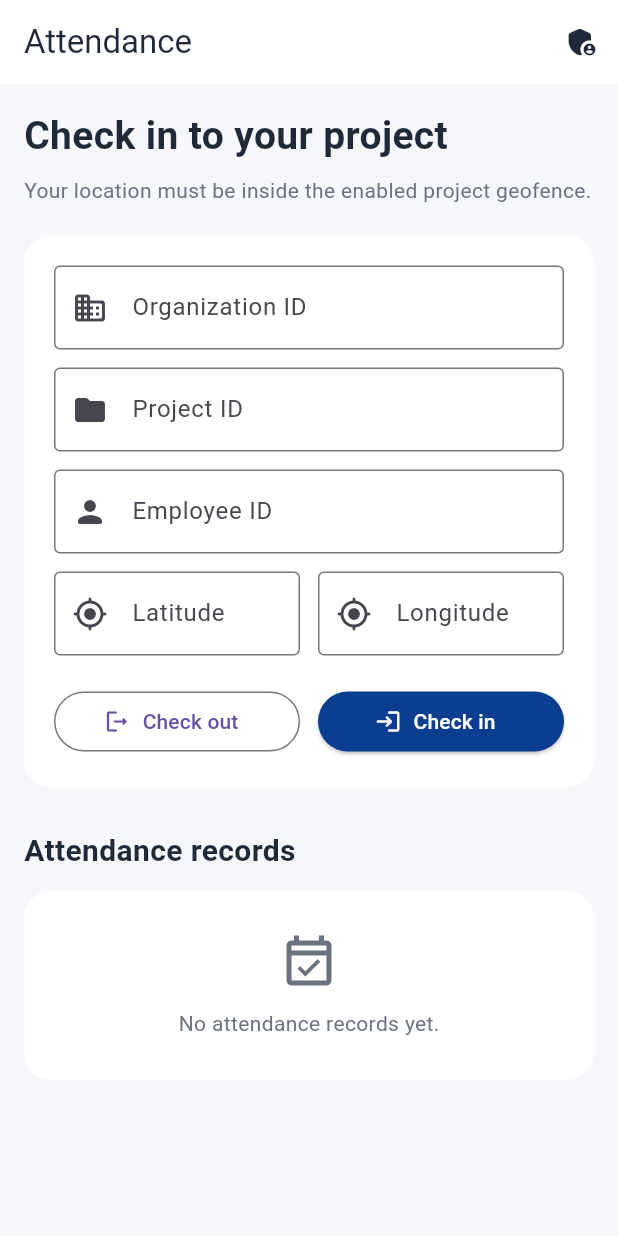
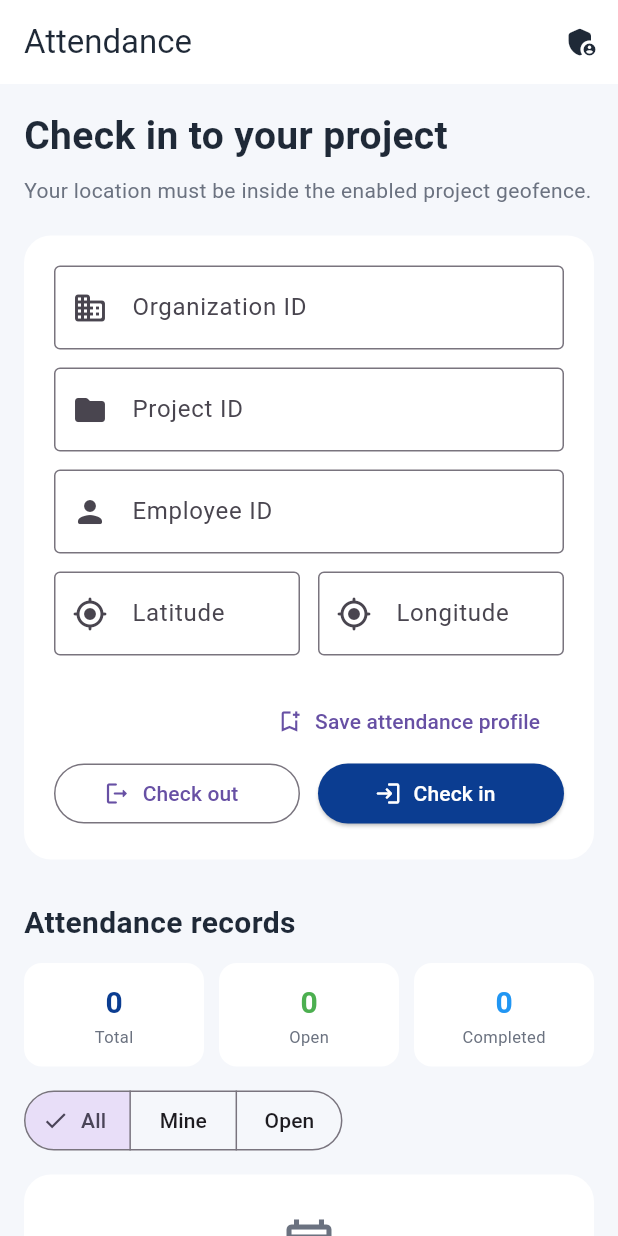
Before and after one commit to georgeyoussef393-tech/StructFlow, a Flutter app: the AttendanceScreen screen opened by its route, on a phone screen of 412 x 824 dp. Run offline on Flutter 3.47's test engine with Material 3 defaults, Android fonts, the phone set to English and light mode, and no system bars; our stand-ins replace go_router, shared_preferences; accounts and stored records are empty.

Commit message:
Build attendance permissions geofence and records

```diff
--- /dev/null
+++ b/lib/features/attendance/models/attendance_context_model.dart
@@ -0,0 +1,39 @@
+class AttendanceContextModel {
+  final String organizationId;
+  final String projectId;
+  final String userId;
+  final double? latitude;
+  final double? longitude;
+
+  const AttendanceContextModel({
+    this.organizationId = '',
+    this.projectId = '',
+    this.userId = '',
+    this.latitude,
+    this.longitude,
+  });
+
+  bool get hasIdentity =>
+      organizationId.isNotEmpty && projectId.isNotEmpty && userId.isNotEmpty;
+
+  bool get hasLocation => latitude != null && longitude != null;
+
+  bool get hasValidLocation =>
+      hasLocation && latitude! >= -90 && latitude! <= 90 && longitude! >= -180 && longitude! <= 180;
+
+  Map<String, dynamic> toJson() => {
+        'organizationId': organizationId,
+        'projectId': projectId,
+        'userId': userId,
+        'latitude': latitude,
+        'longitude': longitude,
+      };
+
+  factory AttendanceContextModel.fromJson(Map<String, dynamic> json) => AttendanceContextModel(
+        organizationId: json['organizationId'] as String? ?? '',
+        projectId: json['projectId'] as String? ?? '',
+        userId: json['userId'] as String? ?? '',
+        latitude: (json['latitude'] as num?)?.toDouble(),
+        longitude: (json['longitude'] as num?)?.toDouble(),
+      );
+}
--- /dev/null
+++ b/lib/features/attendance/repositories/attendance_context_repository.dart
@@ -0,0 +1,35 @@
+import 'dart:convert';
+
+import 'package:flutter/foundation.dart';
+import 'package:shared_preferences/shared_preferences.dart';
+import 'package:structflow/features/attendance/models/attendance_context_model.dart';
+
+class AttendanceContextRepository extends ChangeNotifier {
+  AttendanceContextRepository._();
+
+  static const _storageKey = 'structflow_attendance_context';
+  static final instance = AttendanceContextRepository._();
+  AttendanceContextModel _context = const AttendanceContextModel();
+
+  AttendanceContextModel get context => _context;
+
+  Future<void> save(AttendanceContextModel context) async {
+    _context = context;
+    await (await SharedPreferences.getInstance()).setString(
+      _storageKey,
+      jsonEncode(context.toJson()),
+    );
+    notifyListeners();
+  }
+
+  Future<void> load() async {
+    final value = (await SharedPreferences.getInstance()).getString(_storageKey);
+    if (value == null) return;
+    try {
+      _context = AttendanceContextModel.fromJson(Map<String, dynamic>.from(jsonDecode(value) as Map));
+      notifyListeners();
+    } catch (_) {
+      // Keep an empty context if saved content is invalid.
+    }
+  }
+}
--- a/lib/features/attendance/screens/attendance_screen.dart
+++ b/lib/features/attendance/screens/attendance_screen.dart
@@ -2,7 +2,9 @@ import 'package:flutter/material.dart';
 import 'package:go_router/go_router.dart';
 
 import 'package:structflow/core/theme/app_colors.dart';
+import 'package:structflow/features/attendance/models/attendance_context_model.dart';
 import 'package:structflow/features/attendance/models/attendance_record_model.dart';
+import 'package:structflow/features/attendance/repositories/attendance_context_repository.dart';
 import 'package:structflow/features/attendance/repositories/attendance_repository.dart';
 
 class AttendanceScreen extends StatefulWidget {
@@ -20,11 +22,22 @@ class _AttendanceScreenState extends State<AttendanceScreen> {
   final _latitudeController = TextEditingController();
   final _longitudeController = TextEditingController();
   bool _isSaving = false;
+  String _recordFilter = 'All';
 
   @override
   void initState() {
     super.initState();
     _repository.addListener(_onChanged);
+    _loadContext();
+  }
+
+  void _loadContext() {
+    final context = AttendanceContextRepository.instance.context;
+    _organizationController.text = context.organizationId;
+    _projectController.text = context.projectId;
+    _userController.text = context.userId;
+    _latitudeController.text = context.latitude?.toString() ?? '';
+    _longitudeController.text = context.longitude?.toString() ?? '';
   }
 
   @override
@@ -55,6 +68,15 @@ class _AttendanceScreenState extends State<AttendanceScreen> {
     }
 
     setState(() => _isSaving = true);
+    await AttendanceContextRepository.instance.save(
+      AttendanceContextModel(
+        organizationId: _organizationController.text.trim(),
+        projectId: _projectController.text.trim(),
+        userId: _userController.text.trim(),
+        latitude: latitude,
+        longitude: longitude,
+      ),
+    );
     final record = checkIn
         ? await _repository.checkIn(
             organizationId: _organizationController.text.trim(),
@@ -87,7 +109,7 @@ class _AttendanceScreenState extends State<AttendanceScreen> {
 
   @override
   Widget build(BuildContext context) {
-    final records = _repository.records.reversed.toList();
+    final records = _visibleRecords();
     return Scaffold(
       backgroundColor: const Color(0xffF5F7FB),
       appBar: AppBar(
@@ -130,6 +152,18 @@ class _AttendanceScreenState extends State<AttendanceScreen> {
                       style: TextStyle(fontSize: 20, fontWeight: FontWeight.bold, color: AppColors.textDark),
                     ),
                     const SizedBox(height: 12),
+                    _buildSummary(records),
+                    const SizedBox(height: 12),
+                    SegmentedButton<String>(
+                      segments: const [
+                        ButtonSegment(value: 'All', label: Text('All')),
+                        ButtonSegment(value: 'Mine', label: Text('Mine')),
+                        ButtonSegment(value: 'Open', label: Text('Open')),
+                      ],
+                      selected: {_recordFilter},
+                      onSelectionChanged: (selection) => setState(() => _recordFilter = selection.first),
+                    ),
+                    const SizedBox(height: 12),
                     if (records.isEmpty)
                       _buildEmptyState()
                     else
@@ -163,6 +197,14 @@ class _AttendanceScreenState extends State<AttendanceScreen> {
               ],
             ),
             const SizedBox(height: 20),
+            Align(
+              alignment: Alignment.centerRight,
+              child: TextButton.icon(
+                onPressed: _saveContext,
+                icon: const Icon(Icons.bookmark_add_outlined),
+                label: const Text('Save attendance profile'),
+              ),
+            ),
             Row(
               children: [
                 Expanded(
@@ -189,6 +231,29 @@ class _AttendanceScreenState extends State<AttendanceScreen> {
           ],
         ),
       );
+
+  Future<void> _saveContext() async {
+    final latitude = double.tryParse(_latitudeController.text.trim());
+    final longitude = double.tryParse(_longitudeController.text.trim());
+    if (_organizationController.text.trim().isEmpty ||
+        _projectController.text.trim().isEmpty ||
+        _userController.text.trim().isEmpty ||
+        latitude == null ||
+        longitude == null) {
+      _showMessage('Complete the profile fields before saving.');
+      return;
+    }
+    await AttendanceContextRepository.instance.save(
+      AttendanceContextModel(
+        organizationId: _organizationController.text.trim(),
+        projectId: _projectController.text.trim(),
+        userId: _userController.text.trim(),
+        latitude: latitude,
+        longitude: longitude,
+      ),
+    );
+    _showMessage('Attendance profile saved.');
+  }
 
   Widget _field(TextEditingController controller, String label, IconData icon, {bool number = false}) => TextField(
         controller: controller,
@@ -222,5 +287,40 @@ class _AttendanceScreenState extends State<AttendanceScreen> {
         ),
       );
 
+  List<AttendanceRecordModel> _visibleRecords() {
+    final userId = _userController.text.trim();
+    final records = _repository.records.reversed.where((record) {
+      if (_recordFilter == 'Mine' && record.userId != userId) return false;
+      if (_recordFilter == 'Open' && !record.isOpen) return false;
+      return true;
+    }).toList();
+    return records;
+  }
+
+  Widget _buildSummary(List<AttendanceRecordModel> records) {
+    final open = records.where((record) => record.isOpen).length;
+    final completed = records.length - open;
+    return Row(
+      children: [
+        Expanded(child: _metric('Total', records.length, AppColors.primary)),
+        const SizedBox(width: 10),
+        Expanded(child: _metric('Open', open, Colors.green)),
+        const SizedBox(width: 10),
+        Expanded(child: _metric('Completed', completed, Colors.blue)),
+      ],
+    );
+  }
+
+  Widget _metric(String label, int value, Color color) => Container(
+        padding: const EdgeInsets.all(12),
+        decoration: BoxDecoration(color: Colors.white, borderRadius: BorderRadius.circular(12)),
+        child: Column(
+          children: [
+            Text('$value', style: TextStyle(fontSize: 20, fontWeight: FontWeight.bold, color: color)),
+            Text(label, style: const TextStyle(fontSize: 11, color: AppColors.textLight)),
+          ],
+        ),
+      );
+
   String _formatDate(DateTime value) => '${value.year}/${value.month.toString().padLeft(2, '0')}/${value.day.toString().padLeft(2, '0')} ${value.hour.toString().padLeft(2, '0')}:${value.minute.toString().padLeft(2, '0')}';
 }
--- a/lib/main.dart
+++ b/lib/main.dart
@@ -4,6 +4,7 @@ import 'app.dart';
 import 'package:structflow/features/documents/repositories/document_repository.dart';
 import 'package:structflow/features/attendance/repositories/attendance_permission_repository.dart';
 import 'package:structflow/features/attendance/repositories/attendance_repository.dart';
+import 'package:structflow/features/attendance/repositories/attendance_context_repository.dart';
 import 'package:structflow/features/attendance/repositories/project_geofence_repository.dart';
 import 'package:structflow/features/projects/repositories/project_repository.dart';
 import 'package:structflow/features/tasks/repositories/task_repository.dart';
@@ -18,6 +19,7 @@ Future<void> main() async {
     AttendancePermissionRepository.instance.load(),
     ProjectGeofenceRepository.instance.load(),
     AttendanceRepository.instance.load(),
+    AttendanceContextRepository.instance.load(),
   ]);
 
   runApp(const StructFlowApp());
```
Also changed, not shown: lib/features/attendance/screens/employee_attendance_screen.dart (added, +463 -0 lines).
